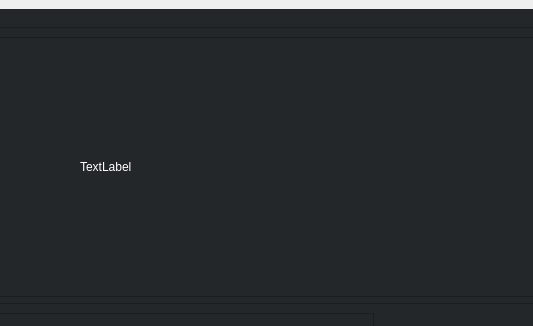
The window that UI/Master.ui (AtlasCJr/pfm) describes before a commit, drawn with Qt 5; both pictures show x 253 to 786 and y 0 to 326 of the 1059 by 772 pixel window.
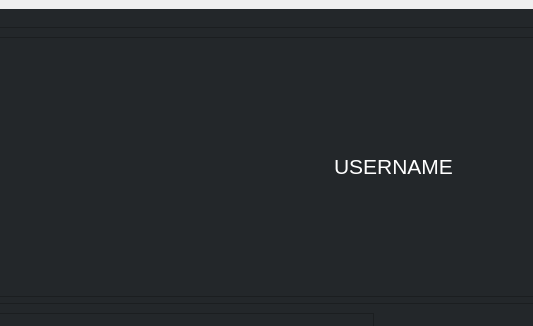
The same window after the commit. The open tabs and pages were chosen to show the change. Icons and pictures are not drawn.

Patch:
```diff
--- a/UI/Master.ui
+++ b/UI/Master.ui
@@ -2682,6 +2682,19 @@
                  <enum>QFrame::Raised</enum>
                 </property>
                 <layout class="QHBoxLayout" name="horizontalLayout_12">
+                 <item>
+                  <spacer name="horizontalSpacer_7">
+                   <property name="orientation">
+                    <enum>Qt::Horizontal</enum>
+                   </property>
+                   <property name="sizeHint" stdset="0">
+                    <size>
+                     <width>40</width>
+                     <height>20</height>
+                    </size>
+                   </property>
+                  </spacer>
+                 </item>
                  <item>
                   <widget class="QLabel" name="PF_profilePict">
                    <property name="sizePolicy">
@@ -2713,16 +2726,56 @@
                    </property>
                   </widget>
                  </item>
+                 <item>
+                  <spacer name="horizontalSpacer_18">
+                   <property name="orientation">
+                    <enum>Qt::Horizontal</enum>
+                   </property>
+                   <property name="sizeType">
+                    <enum>QSizePolicy::Fixed</enum>
+                   </property>
+                   <property name="sizeHint" stdset="0">
+                    <size>
+                     <width>20</width>
+                     <height>20</height>
+                    </size>
+                   </property>
+                  </spacer>
+                 </item>
                  <item>
                   <widget class="QLabel" name="PF_infoBanner">
+                   <property name="sizePolicy">
+                    <sizepolicy hsizetype="Maximum" vsizetype="Maximum">
+                     <horstretch>0</horstretch>
+                     <verstretch>0</verstretch>
+                    </sizepolicy>
+                   </property>
+                   <property name="font">
+                    <font>
+                     <pointsize>16</pointsize>
+                    </font>
+                   </property>
                    <property name="styleSheet">
                     <string notr="true">color: rgb(255, 255, 255);</string>
                    </property>
                    <property name="text">
-                    <string>TextLabel</string>
+                    <string>USERNAME</string>
                    </property>
                   </widget>
                  </item>
+                 <item>
+                  <spacer name="horizontalSpacer_11">
+                   <property name="orientation">
+                    <enum>Qt::Horizontal</enum>
+                   </property>
+                   <property name="sizeHint" stdset="0">
+                    <size>
+                     <width>40</width>
+                     <height>20</height>
+                    </size>
+                   </property>
+                  </spacer>
+                 </item>
                 </layout>
                </widget>
               </item>
```
Left out of the diff: 18 changed lines with no effect on the pictures.
